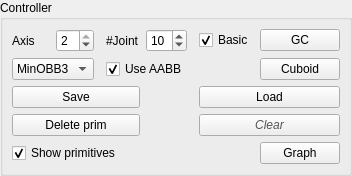
Above: Stacker/ControllerWidget.ui from HonghuaLi/stacker before the change. Below: the same form after it.
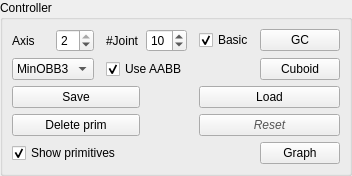
That is the form after the change. Icons and pictures are not drawn.

The edit to the form file:
```diff
--- a/Stacker/ControllerWidget.ui
+++ b/Stacker/ControllerWidget.ui
@@ -116,7 +116,7 @@
 </string>
         </property>
         <property name="text">
-         <string>Clear</string>
+         <string>Reset</string>
         </property>
        </widget>
       </item>
```
Left out of the diff: 22 changed lines with no effect on the pictures.
